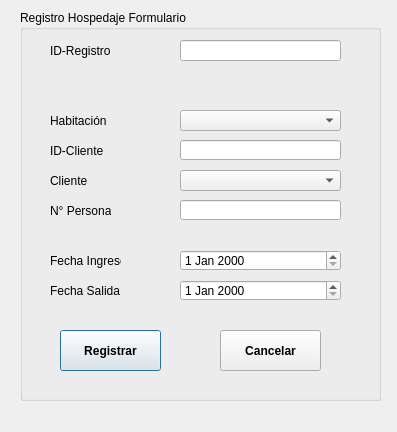
First picture: the form in Sistema_de_Registro_de_Hotel/gui_registro.ui, repository JeffersonFarCar/Sistema-de-Registro-de-Hotel, before the edit.
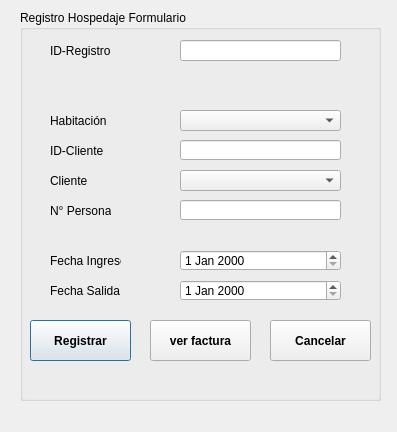
Second picture: the form after the edit.

```diff
--- a/Sistema_de_Registro_de_Hotel/gui_registro.ui
+++ b/Sistema_de_Registro_de_Hotel/gui_registro.ui
@@ -139,8 +139,8 @@
    <widget class="QPushButton" name="Registrar_button">
     <property name="geometry">
      <rect>
-      <x>40</x>
-      <y>320</y>
+      <x>10</x>
+      <y>310</y>
       <width>101</width>
       <height>41</height>
      </rect>
@@ -161,8 +161,8 @@
    <widget class="QPushButton" name="Cancelar_button">
     <property name="geometry">
      <rect>
-      <x>200</x>
-      <y>320</y>
+      <x>250</x>
+      <y>310</y>
       <width>101</width>
       <height>41</height>
      </rect>
@@ -227,6 +227,28 @@
      </rect>
     </property>
    </widget>
+   <widget class="QPushButton" name="Registrar_button_2">
+    <property name="geometry">
+     <rect>
+      <x>130</x>
+      <y>310</y>
+      <width>101</width>
+      <height>41</height>
+     </rect>
+    </property>
+    <property name="font">
+     <font>
+      <weight>75</weight>
+      <bold>true</bold>
+     </font>
+    </property>
+    <property name="autoFillBackground">
+     <bool>false</bool>
+    </property>
+    <property name="text">
+     <string>ver factura</string>
+    </property>
+   </widget>
   </widget>
  </widget>
  <resources/>
```
